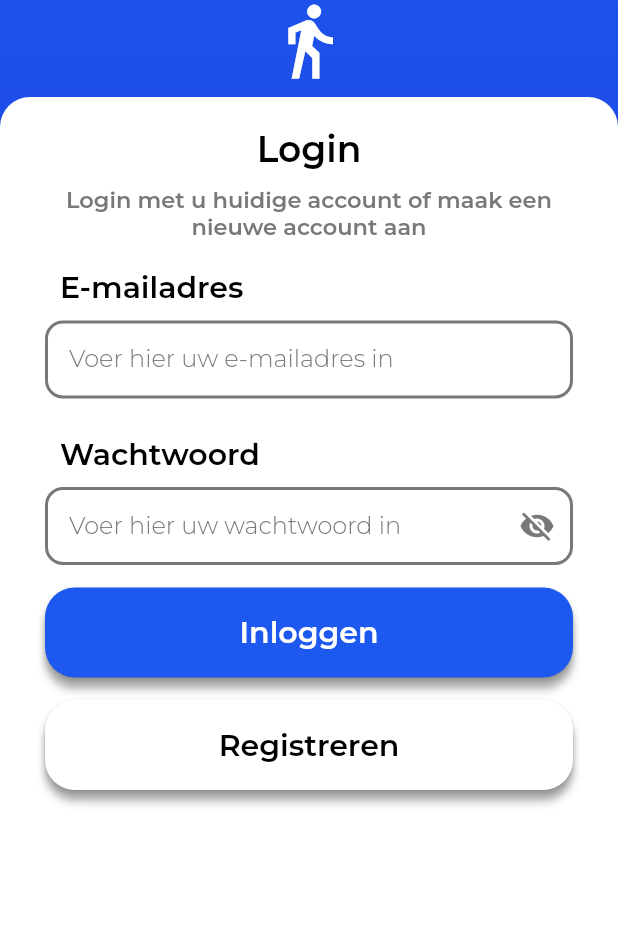
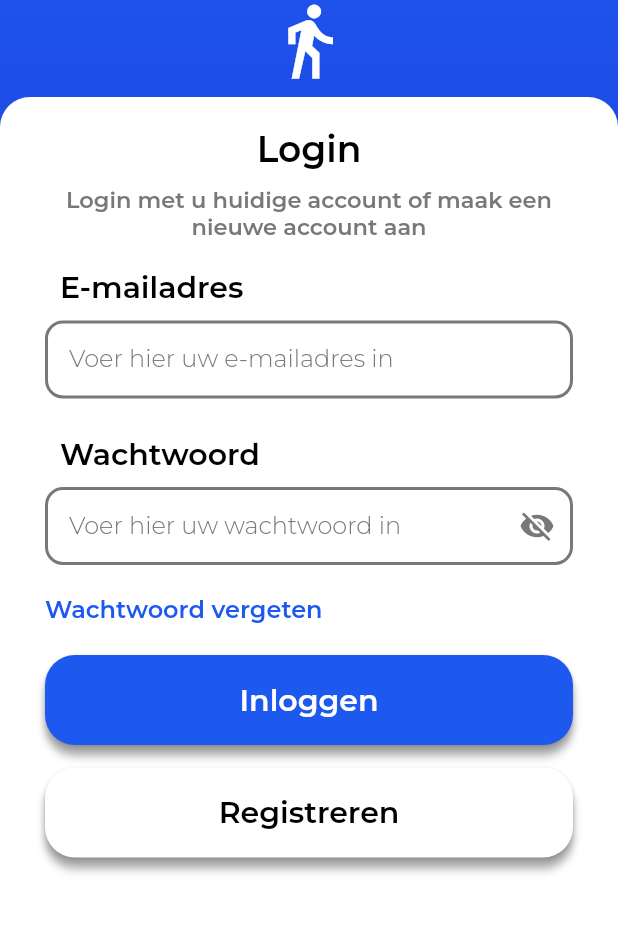
Before and after one commit to DwarfNinja/loopsnelheid-app, a Flutter app: the Login widget shown alone on an empty page, opened directly, on a phone screen of 412 x 824 dp, the part 107-1041 px from its top. Run offline on Flutter 3.47's test engine with Material 2 defaults, Android fonts, the phone set to English and light mode, and no system bars; our stand-ins replace device_info_plus, device_preview, fl_chart, flutter_dotenv, flutter_switch, geolocator and 4 more; missing offline and left inert: flutter_background_service, flutter_background_service_android, pdfx; accounts and stored records are empty; network calls fail.

```diff
--- a/lib/main.dart
+++ b/lib/main.dart
@@ -7,9 +7,8 @@ import 'package:flutter_dotenv/flutter_dotenv.dart';
 
 import 'package:loopsnelheidapp/custom_page_route.dart';
 
-import 'package:loopsnelheidapp/services/env_service.dart';
-
 import 'package:loopsnelheidapp/views/dashboard/dashboard.dart';
+import 'package:loopsnelheidapp/views/register/forgot_password.dart';
 import 'package:loopsnelheidapp/views/register/login.dart';
 import 'package:loopsnelheidapp/views/register/register_basics.dart';
 import 'package:loopsnelheidapp/views/register/register_details.dart';
@@ -19,6 +18,7 @@ import 'package:loopsnelheidapp/views/settings/devices.dart';
 import 'package:loopsnelheidapp/views/settings/settings.dart';
 import 'package:loopsnelheidapp/views/account/account.dart';
 
+import 'package:loopsnelheidapp/services/env_service.dart';
 import 'package:loopsnelheidapp/services/api/auth_service.dart';
 
 import 'package:loopsnelheidapp/app_theme.dart' as app_theme;
@@ -83,6 +83,8 @@ class MyApp extends StatelessWidget {
     switch (routeName) {
       case "/login":
         return const Login();
+      case "/forgot_password":
+        return const ForgotPassword();
       case "/register_basics":
         return const RegisterBasics();
       case "/register_details":
--- a/lib/views/register/login.dart
+++ b/lib/views/register/login.dart
@@ -105,6 +105,20 @@ class _LoginState extends State<Login> {
               hint: "Voer hier uw wachtwoord in",
               private: true
           ),
+          const SizedBox(height: 15),
+          Align(
+            alignment: Alignment.centerLeft,
+            child: TextButton(
+              style: TextButton.styleFrom(
+                  padding: EdgeInsets.zero,
+                  minimumSize: const Size(5, 30),
+                  tapTargetSize: MaterialTapTargetSize.shrinkWrap),
+              onPressed: () {
+                Navigator.pushNamed(context, "/forgot_password");
+              },
+              child: Text('Wachtwoord vergeten', style: app_theme.textTheme.bodyText2!.copyWith(color: app_theme.blue)),
+            ),
+          )
         ]
     );
   }
```
Also changed, not shown: lib/services/api/profile_service.dart (+15 -0 lines), lib/views/register/forgot_password.dart (added, +74 -0 lines).
